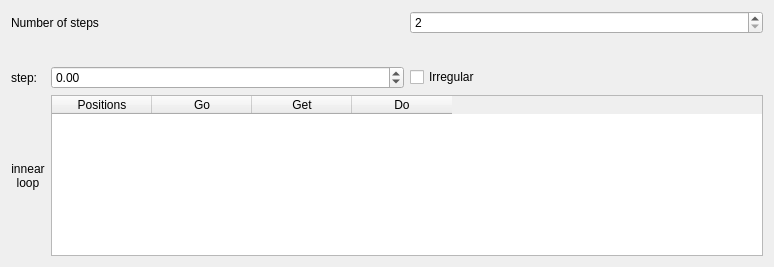
The window that positionlist.ui (AustralianSynchrotron/ctgui) describes before a commit, drawn with Qt 5.
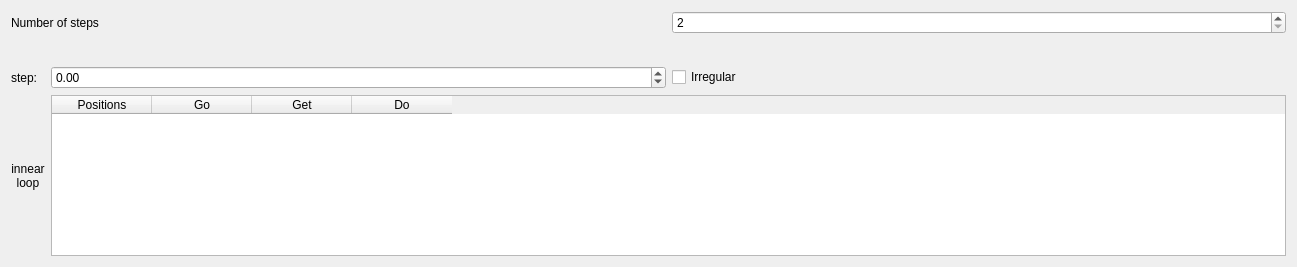
The same window after the commit. Custom widgets are drawn as their Qt base class.

The edit to the form file:
```diff
--- a/positionlist.ui
+++ b/positionlist.ui
@@ -6,7 +6,7 @@
    <rect>
     <x>0</x>
     <y>0</y>
-    <width>774</width>
+    <width>1297</width>
     <height>267</height>
    </rect>
   </property>
```
Left out of the diff: 30 changed lines with no effect on the pictures.
